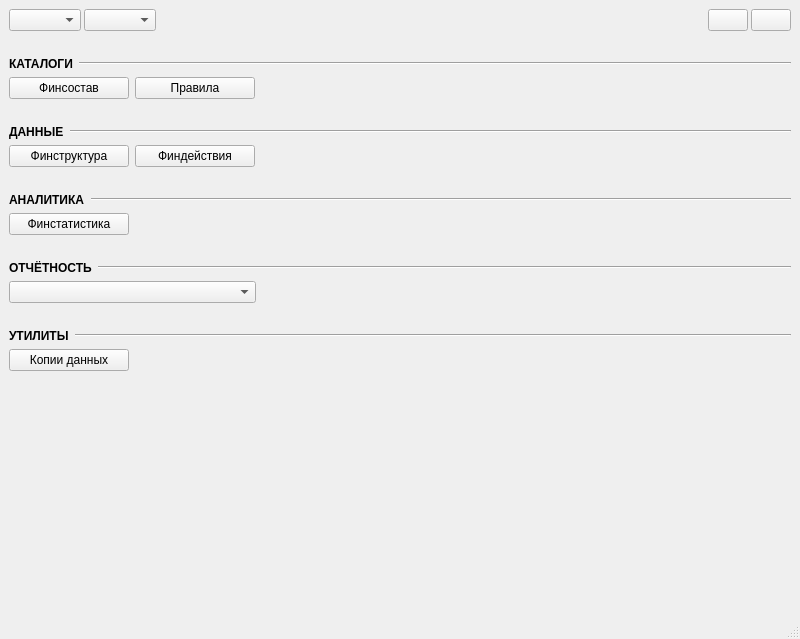
This is ui/forms/form_main.ui in e-vladimir/finmanager as Qt 5 draws it before an edit. The edited form follows.
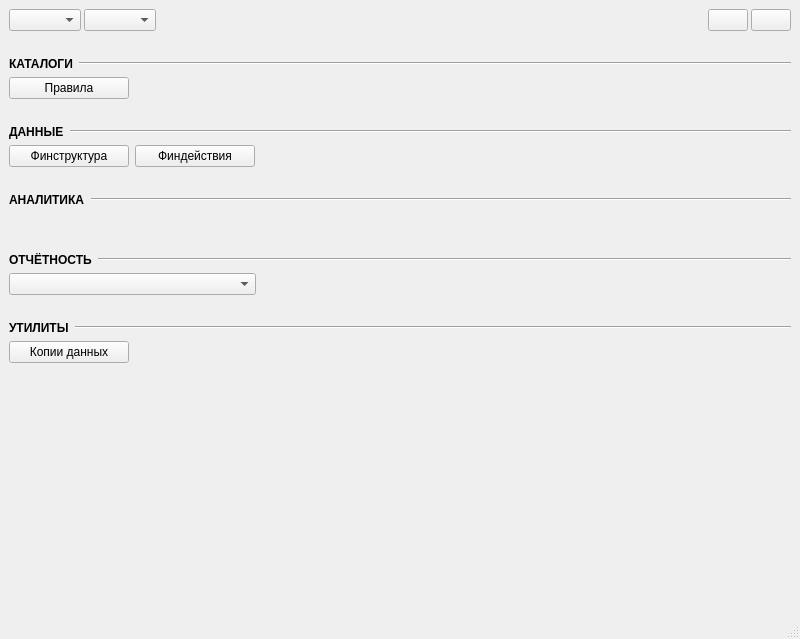
This is the edited form.

```diff
--- a/ui/forms/form_main.ui
+++ b/ui/forms/form_main.ui
@@ -96,19 +96,6 @@
     </item>
     <item>
      <layout class="QHBoxLayout" name="horizontalLayout_4">
-      <item>
-       <widget class="QPushButton" name="btn_fincomposition">
-        <property name="minimumSize">
-         <size>
-          <width>120</width>
-          <height>0</height>
-         </size>
-        </property>
-        <property name="text">
-         <string>Финсостав</string>
-        </property>
-       </widget>
-      </item>
       <item>
        <widget class="QPushButton" name="btn_rules">
         <property name="minimumSize">
@@ -260,19 +247,6 @@
     </item>
     <item>
      <layout class="QHBoxLayout" name="horizontalLayout_9">
-      <item>
-       <widget class="QPushButton" name="btn_finstatistics">
-        <property name="minimumSize">
-         <size>
-          <width>120</width>
-          <height>0</height>
-         </size>
-        </property>
-        <property name="text">
-         <string>Финстатистика</string>
-        </property>
-       </widget>
-      </item>
       <item>
        <spacer name="horizontalSpacer_7">
         <property name="orientation">
```
